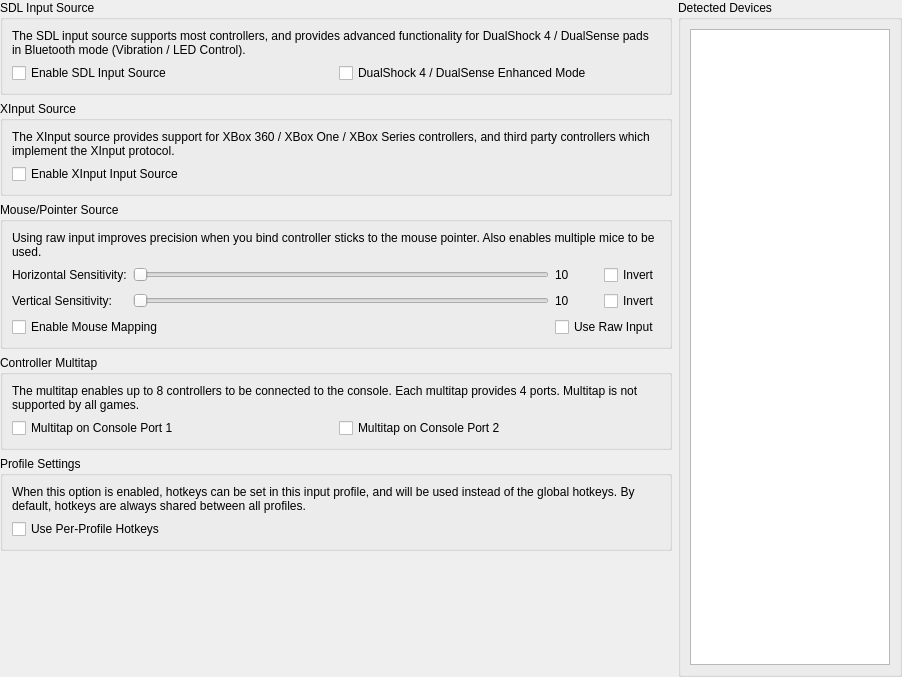
Old version of the form src/duckstation-qt/controllerglobalsettingswidget.ui in the repository xujibbs/duckstation.
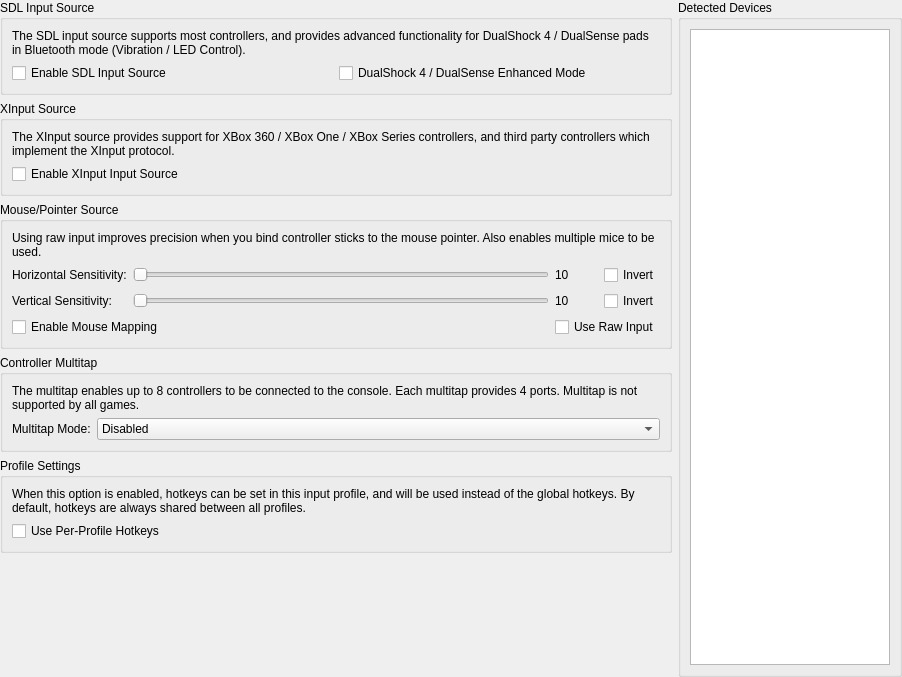
New version of the form.

The edit to the form file:
```diff
--- a/src/duckstation-qt/controllerglobalsettingswidget.ui
+++ b/src/duckstation-qt/controllerglobalsettingswidget.ui
@@ -239,7 +239,7 @@
      <property name="title">
       <string>Controller Multitap</string>
      </property>
-     <layout class="QGridLayout" name="gridLayout_4">
+     <layout class="QFormLayout" name="formLayout">
       <item row="0" column="0" colspan="2">
        <widget class="QLabel" name="label">
         <property name="text">
@@ -251,17 +251,34 @@
        </widget>
       </item>
       <item row="1" column="0">
-       <widget class="QCheckBox" name="multitapPort1">
+       <widget class="QLabel" name="label_8">
         <property name="text">
-         <string>Multitap on Console Port 1</string>
+         <string>Multitap Mode:</string>
         </property>
        </widget>
       </item>
       <item row="1" column="1">
-       <widget class="QCheckBox" name="multitapPort2">
-        <property name="text">
-         <string>Multitap on Console Port 2</string>
-        </property>
+       <widget class="QComboBox" name="multitapMode">
+        <item>
+         <property name="text">
+          <string>Disabled</string>
+         </property>
+        </item>
+        <item>
+         <property name="text">
+          <string>Enable on Port 1 Only</string>
+         </property>
+        </item>
+        <item>
+         <property name="text">
+          <string>Enable on Port 2 Only</string>
+         </property>
+        </item>
+        <item>
+         <property name="text">
+          <string>Enable on Ports 1 and 2</string>
+         </property>
+        </item>
        </widget>
       </item>
      </layout>
```
